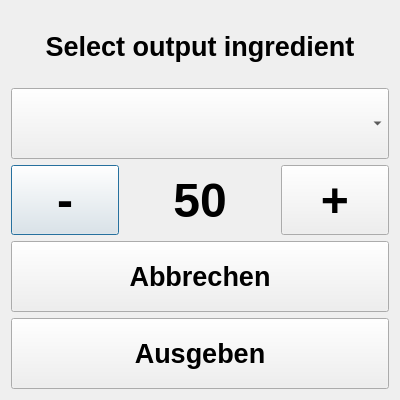
Old version of the form src/ui_elements/bonusingredient.ui in the repository AndreWohnsland/CocktailBerry.
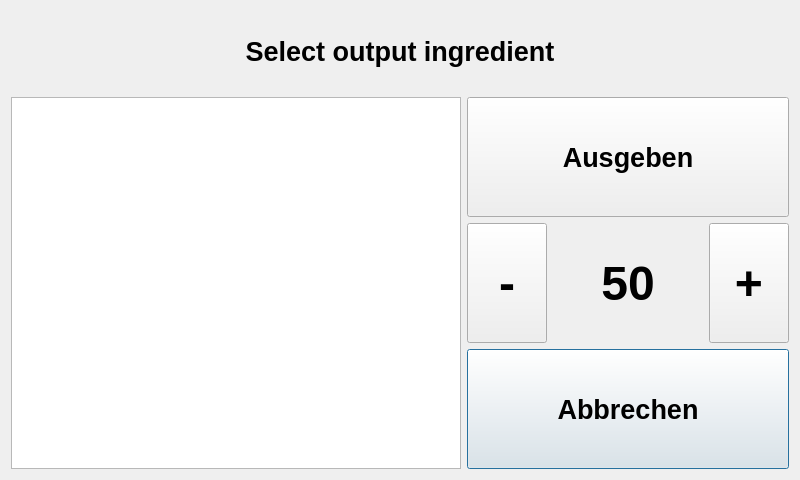
New version of the form.

Commit message: Redesigned bonus ingredient window

```diff
--- a/src/ui_elements/bonusingredient.ui
+++ b/src/ui_elements/bonusingredient.ui
@@ -6,8 +6,8 @@
    <rect>
     <x>0</x>
     <y>0</y>
-    <width>400</width>
-    <height>400</height>
+    <width>800</width>
+    <height>480</height>
    </rect>
   </property>
   <property name="minimumSize">
@@ -33,6 +33,8 @@
   </property>
   <layout class="QVBoxLayout" name="verticalLayout">
    <item>
+    <layout class="QGridLayout" name="gridLayout">
+     <item row="0" column="0" colspan="2">
     <widget class="QLabel" name="LHeader">
      <property name="maximumSize">
       <size>
@@ -58,34 +60,33 @@
      </property>
     </widget>
    </item>
-   <item>
-    <widget class="QComboBox" name="CBingredient">
+     <item row="3" column="1">
+      <widget class="QPushButton" name="PBAbbrechen">
      <property name="minimumSize">
       <size>
-       <width>103</width>
-       <height>29</height>
+         <width>0</width>
+         <height>70</height>
       </size>
      </property>
      <property name="maximumSize">
       <size>
-       <width>20000</width>
-       <height>120</height>
+         <width>16777215</width>
+         <height>200</height>
       </size>
      </property>
      <property name="font">
       <font>
-       <pointsize>18</pointsize>
-      </font>
-     </property>
-     <property name="cursor">
-      <cursorShape>ArrowCursor</cursorShape>
-     </property>
-     <property name="maxVisibleItems">
-      <number>10</number>
+         <pointsize>20</pointsize>
+         <weight>75</weight>
+         <bold>true</bold>
+        </font>
+       </property>
+       <property name="text">
+        <string>Abbrechen</string>
      </property>
     </widget>
    </item>
-   <item>
+     <item row="2" column="1">
     <layout class="QHBoxLayout" name="horizontalLayout">
      <item>
       <widget class="QPushButton" name="PBminus">
@@ -176,33 +177,7 @@
      </item>
     </layout>
    </item>
-   <item>
-    <widget class="QPushButton" name="PBAbbrechen">
-     <property name="minimumSize">
-      <size>
-       <width>0</width>
-       <height>70</height>
-      </size>
-     </property>
-     <property name="maximumSize">
-      <size>
-       <width>16777215</width>
-       <height>200</height>
-      </size>
-     </property>
-     <property name="font">
-      <font>
-       <pointsize>20</pointsize>
-       <weight>75</weight>
-       <bold>true</bold>
-      </font>
-     </property>
-     <property name="text">
-      <string>Abbrechen</string>
-     </property>
-    </widget>
-   </item>
-   <item>
+     <item row="1" column="1">
     <widget class="QPushButton" name="PBAusgeben">
      <property name="minimumSize">
       <size>
@@ -230,6 +205,34 @@
       <string>btn-inverted</string>
      </property>
     </widget>
+     </item>
+     <item row="1" column="0" rowspan="3">
+      <widget class="QListWidget" name="ingredient_selection">
+       <property name="maximumSize">
+        <size>
+         <width>500</width>
+         <height>1200</height>
+        </size>
+       </property>
+       <property name="font">
+        <font>
+         <pointsize>20</pointsize>
+         <weight>75</weight>
+         <bold>true</bold>
+        </font>
+       </property>
+       <property name="horizontalScrollBarPolicy">
+        <enum>Qt::ScrollBarAlwaysOff</enum>
+       </property>
+       <property name="textElideMode">
+        <enum>Qt::ElideMiddle</enum>
+       </property>
+       <property name="sortingEnabled">
+        <bool>true</bool>
+       </property>
+      </widget>
+     </item>
+    </layout>
    </item>
   </layout>
  </widget>
```
Lines whose indentation alone changed are shown as unchanged. The commit also changes 1 other file.
